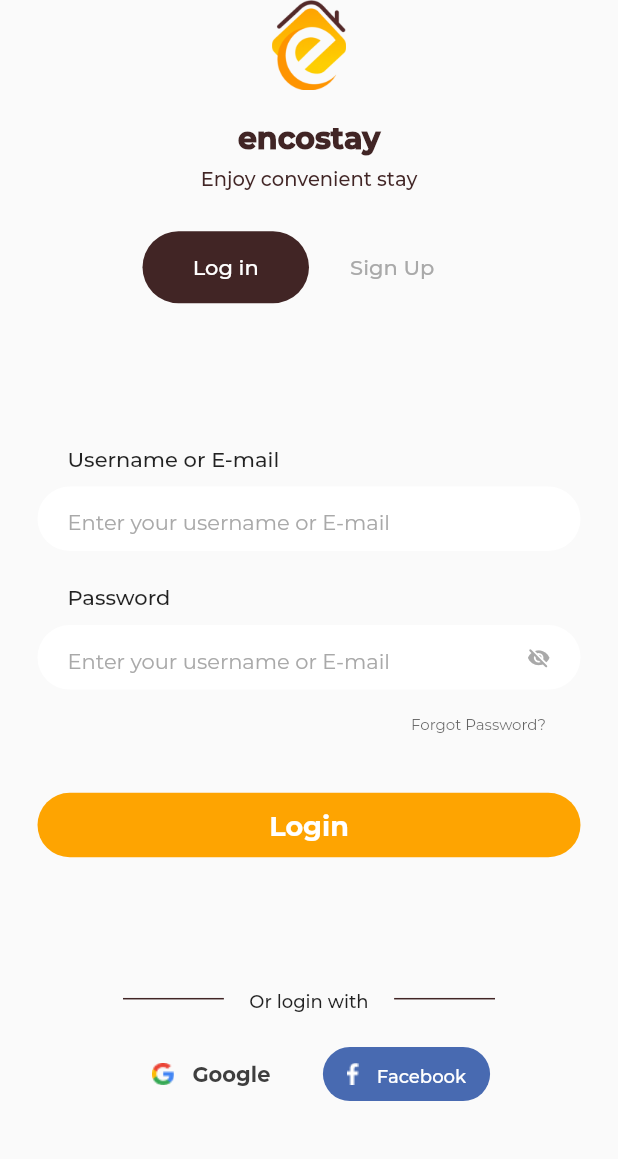
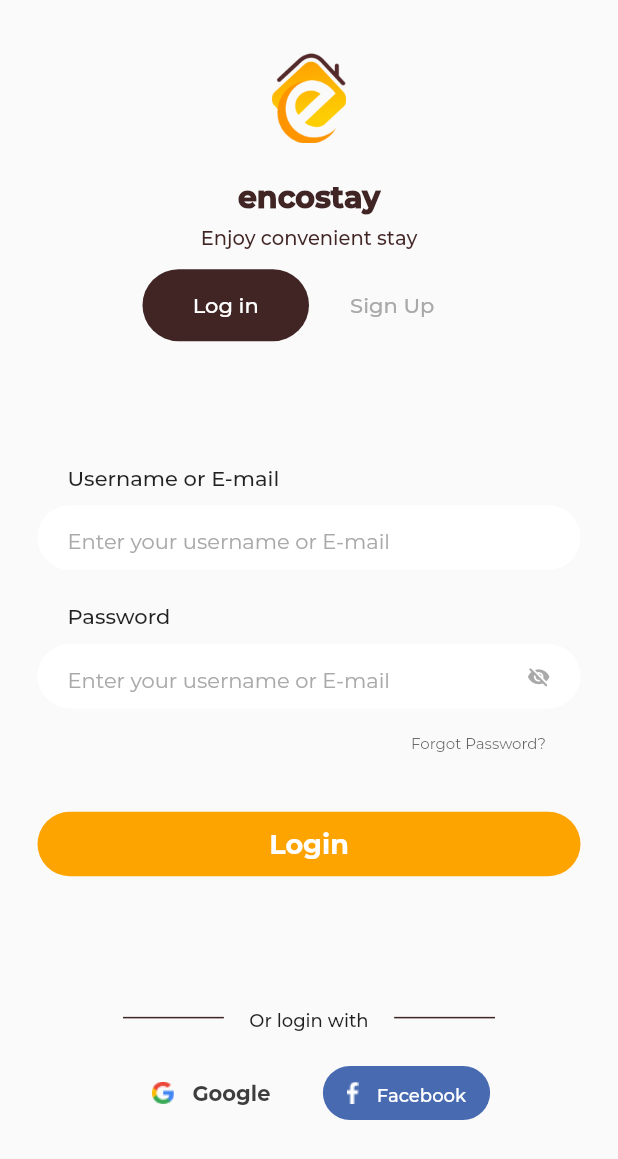
Before and after one commit to onumengine/encostay, a Flutter app: the AuthScreen screen opened directly, on a phone screen of 412 x 824 dp. Shown: the top 1159 px of the screen. Run offline on Flutter 3.47's test engine with Material 2 defaults, Android fonts, the phone set to English and light mode, and no system bars; our stand-ins replace introduction_screen; project files that could hold a hidden picture were left out.

Commit message:
center the FlexibleSpaceBar children vertically

```diff
--- a/lib/ui/screens/auth_screen.dart
+++ b/lib/ui/screens/auth_screen.dart
@@ -20,17 +20,20 @@ class _AuthScreenState extends State<AuthScreen> {
               SliverAppBar(
                 backgroundColor: brandBackground,
                 elevation: 0,
-                expandedHeight: (screenSize.height / 3.92),
+                expandedHeight: (screenSize.height / 3.5),
                 pinned: true,
                 flexibleSpace: FlexibleSpaceBar(
                   background: Column(
                     children: <Widget>[
+                      SizedBox(height: (screenSize.height / 23.2)),
                       Image(
                         image: AssetImage('lib/assets/images/icon.png'),
                         height: 60,
                         width: 50,
                       ),
-                      Text(
+                      ListTile(
+                        title: Center(
+                          child: Text(
                             'encostay',
                             style: TextStyle(
                               fontSize: bold20.fontSize,
@@ -39,7 +42,9 @@ class _AuthScreenState extends State<AuthScreen> {
                               color: brandBrown,
                             ),
                           ),
-                      Text(
+                        ),
+                        subtitle: Center(
+                          child: Text(
                             'Enjoy convenient stay',
                             style: TextStyle(
                               fontSize: medium13.fontSize,
@@ -48,11 +53,15 @@ class _AuthScreenState extends State<AuthScreen> {
                               color: brandBrown,
                             ),
                           ),
+                        ),
+                      ),
+                      SizedBox(height: (screenSize.height / 19.8)),
                     ],
                   ),
                 ),
                 bottom: PreferredSize(
-                  preferredSize: Size.fromHeight(kToolbarHeight),
+                  preferredSize: Size.fromHeight(
+                      kToolbarHeight + (screenSize.height / 19.8)),
                   child: Padding(
                     padding: EdgeInsets.symmetric(horizontal: 95) +
                         EdgeInsets.only(bottom: 8),
```
Lines whose indentation alone changed are shown as unchanged.
